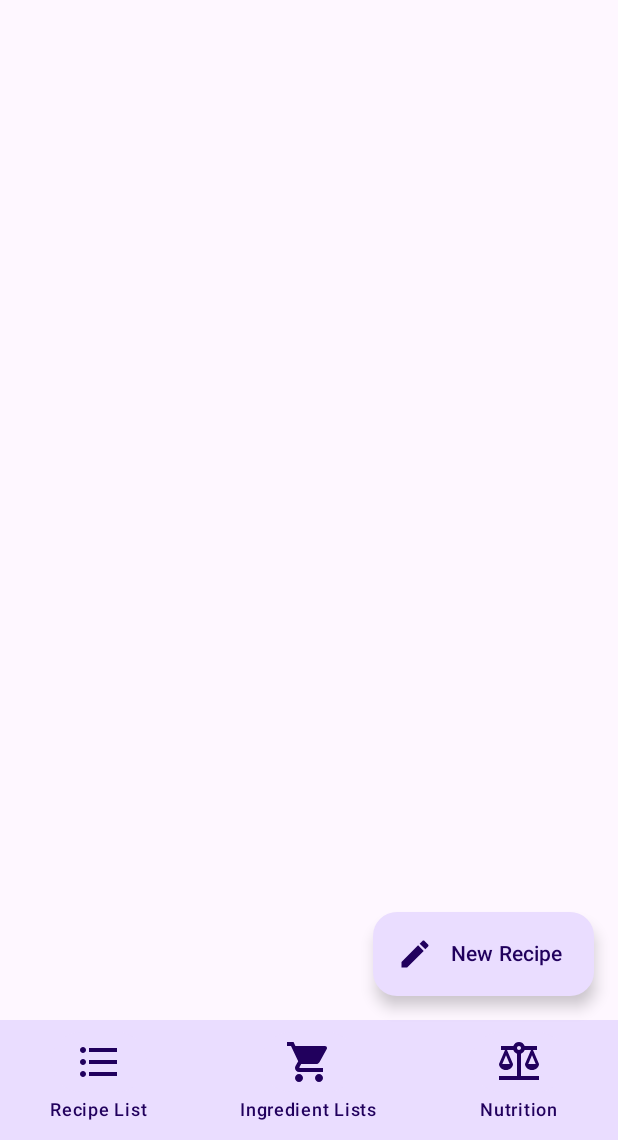
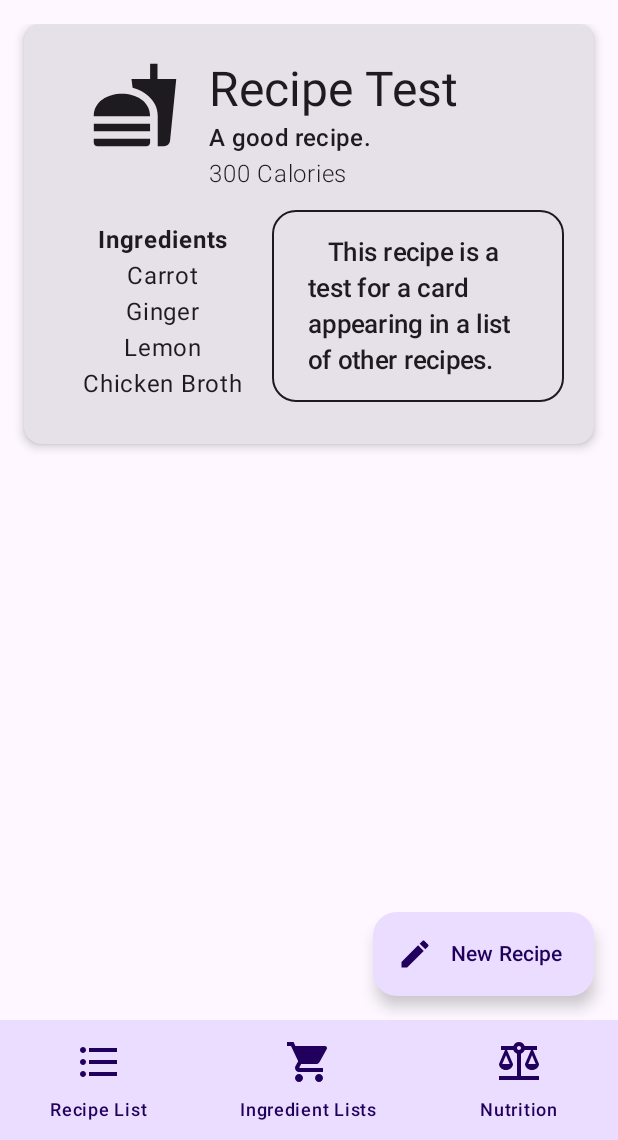
Before and after one commit to CODYJEWELLWEAVER/PocketAlchemy, an Android app built with Jetpack Compose: the screen it shows after launch (MainActivity), on a phone screen of 412 x 824 dp, the part 96-1236 px from its top. Run offline under Robolectric (Android 15) with nearby library versions, the phone set to English and light mode, and no system bars; our stand-ins replace Dagger/Hilt's generated code, accompanist.

Commit message:
Add Recipe List Card

```diff
--- a/app/src/main/java/com/android/pocketalchemy/PaApplication.kt
+++ b/app/src/main/java/com/android/pocketalchemy/PaApplication.kt
@@ -1,5 +1,7 @@
 package com.android.pocketalchemy
 
 import android.app.Application
+import dagger.hilt.android.HiltAndroidApp
 
+@HiltAndroidApp
 class PaApplication: Application()
--- /dev/null
+++ b/app/src/main/java/com/android/pocketalchemy/category/Category.kt
@@ -0,0 +1,5 @@
+package com.android.pocketalchemy.category
+
+data class Category(
+    val title: String
+)
--- a/app/src/main/java/com/android/pocketalchemy/di/AppComponent.kt
+++ /dev/null
@@ -1,8 +0,0 @@
-package com.android.pocketalchemy.di
-
-import dagger.Component
-import javax.inject.Singleton
-
-@Singleton
-@Component(modules = [Subcomponents::class])
-interface AppComponent
--- a/app/src/main/java/com/android/pocketalchemy/di/Subcomponents.kt
+++ /dev/null
@@ -1,6 +0,0 @@
-package com.android.pocketalchemy.di
-
-import dagger.Module
-
-@Module(subcomponents = [])
-class Subcomponents
--- a/app/src/main/java/com/android/pocketalchemy/ingredient/Ingredient.kt
+++ b/app/src/main/java/com/android/pocketalchemy/ingredient/Ingredient.kt
@@ -2,6 +2,6 @@ package com.android.pocketalchemy.ingredient
 
 /* PLACEHOLDER */
 data class Ingredient(
-    val name: String,
+    val title: String,
     //TODO: ADD FIELDS
 )
--- a/app/src/main/java/com/android/pocketalchemy/recipe/Recipe.kt
+++ b/app/src/main/java/com/android/pocketalchemy/recipe/Recipe.kt
@@ -1,11 +1,20 @@
 package com.android.pocketalchemy.recipe
 
+import androidx.annotation.DrawableRes
+import androidx.annotation.StringRes
+import com.android.pocketalchemy.R
+import com.android.pocketalchemy.category.Category
 import com.android.pocketalchemy.ingredient.Ingredient
 import java.time.LocalDateTime
 
 data class Recipe(
-    val name: String,
+    val title: String,
+    val subtitle: String = "",
     val ingredients: List<Ingredient>,
-    val dateAdded: LocalDateTime,
-    // TODO: ADD FIELDS
+    val kcalPerServing: UInt,
+    val date: LocalDateTime,
+    val description: String,
+    val categories: List<Category>,
+    @DrawableRes val icon: Int = R.drawable.default_recipe_icon,
+    @StringRes val iconDesc: Int = R.string.default_recipe_icon_description,
 )
--- a/app/src/main/java/com/android/pocketalchemy/recipelist/RecipeList.kt
+++ b/app/src/main/java/com/android/pocketalchemy/recipelist/RecipeList.kt
@@ -1,17 +1,43 @@
 package com.android.pocketalchemy.recipelist
 
 import androidx.compose.foundation.layout.fillMaxHeight
+import androidx.compose.foundation.layout.padding
 import androidx.compose.foundation.lazy.LazyColumn
 import androidx.compose.runtime.Composable
 import androidx.compose.ui.Modifier
+import androidx.compose.ui.tooling.preview.Preview
+import androidx.compose.ui.unit.dp
+import androidx.lifecycle.viewmodel.compose.viewModel
+import com.android.pocketalchemy.ingredient.Ingredient
+import com.android.pocketalchemy.recipe.Recipe
+import java.time.LocalDateTime
 
 @Composable
-fun RecipeList() {
-
-
+@Preview
+fun RecipeList(
+    recipeListViewModel: RecipeListViewModel = viewModel()
+) {
+    val ingredientList = mutableListOf<Ingredient>()
+    ingredientList.add(Ingredient("Carrot"))
+    ingredientList.add(Ingredient("Ginger"))
+    ingredientList.add(Ingredient("Lemon"))
+    ingredientList.add(Ingredient("Chicken Broth"))
+    val recipe = Recipe(
+        title = "Recipe Test",
+        subtitle = "A good recipe.",
+        kcalPerServing = 300U,
+        date = LocalDateTime.now(),
+        categories = emptyList(),
+        ingredients = ingredientList,
+        description = "This recipe is a test for a card appearing in a list of other recipes."
+    )
     LazyColumn(
-        modifier = Modifier.fillMaxHeight(1f)
+        modifier = Modifier
+            .fillMaxHeight(1f)
+            .padding(16.dp)
     ) {
-
+        item {
+            RecipeListCard(recipe = recipe, onClick = {})
+        }
     }
 }
--- /dev/null
+++ b/app/src/main/java/com/android/pocketalchemy/recipelist/RecipeListCard.kt
@@ -0,0 +1,176 @@
+package com.android.pocketalchemy.recipelist
+
+import androidx.compose.foundation.BorderStroke
+import androidx.compose.foundation.border
+import androidx.compose.foundation.layout.Box
+import androidx.compose.foundation.layout.Column
+import androidx.compose.foundation.layout.Row
+import androidx.compose.foundation.layout.fillMaxHeight
+import androidx.compose.foundation.layout.fillMaxWidth
+import androidx.compose.foundation.layout.padding
+import androidx.compose.foundation.shape.RoundedCornerShape
+import androidx.compose.material3.Card
+import androidx.compose.material3.CardDefaults
+import androidx.compose.material3.ExperimentalMaterial3Api
+import androidx.compose.material3.Icon
+import androidx.compose.material3.MaterialTheme
+import androidx.compose.material3.Text
+import androidx.compose.runtime.Composable
+import androidx.compose.ui.Alignment
+import androidx.compose.ui.Modifier
+import androidx.compose.ui.res.painterResource
+import androidx.compose.ui.res.stringResource
+import androidx.compose.ui.text.font.FontWeight
+import androidx.compose.ui.text.style.TextOverflow
+import androidx.compose.ui.unit.dp
+import androidx.compose.ui.unit.sp
+import com.android.pocketalchemy.R
+import com.android.pocketalchemy.recipe.Recipe
+
+// Max number of lines of text for recipe descriptions.
+private const val MAX_DETAIL_LINES = 7
+// Max number of lines of ingredients.
+// One less that MAX_DETAIL_LINES to account for
+// ingredient list label.
+private const val MAX_INGREDIENT_LINES = MAX_DETAIL_LINES - 1
+
+@OptIn(ExperimentalMaterial3Api::class)
+@Composable
+fun RecipeListCard(
+    recipe: Recipe,
+    onClick: () -> Unit,
+) {
+    val cardElevation = CardDefaults.cardElevation(
+        4.dp,
+    )
+
+    Card(
+        onClick = onClick,
+        enabled = true,
+        elevation = cardElevation
+    ) {
+        Column(
+            modifier = Modifier
+                .padding(16.dp)
+                .fillMaxWidth(1f)
+        ) {
+            //////////////////
+            // Icon and Title:
+            //////////////////
+            Row (
+                modifier = Modifier.padding(8.dp)
+            ) {
+                //////////////////
+                // Recipe icon
+                //////////////////
+                Icon(
+                    painter = painterResource(recipe.icon),
+                    contentDescription = stringResource(recipe.iconDesc),
+                    modifier = Modifier.fillMaxWidth(.3f),
+                )
+                Column {
+                    //////////////////
+                    // Recipe title
+                    //////////////////
+                    Text(
+                        text = recipe.title,
+                        modifier = Modifier
+                            .fillMaxWidth(1f)
+                            .fillMaxHeight(.6f),
+                        style = MaterialTheme.typography.headlineLarge,
+                        maxLines = 1,
+                        overflow = TextOverflow.Ellipsis,
+                    )
+                    //////////////////
+                    // Recipe subtitle
+                    //////////////////
+                    if (recipe.subtitle != "") {
+                        Text(
+                            text = recipe.subtitle,
+                            modifier = Modifier
+                                .fillMaxWidth(1f)
+                                .fillMaxHeight(.4f),
+                            style = MaterialTheme.typography.titleMedium,
+                            maxLines = 1,
+                            overflow = TextOverflow.Ellipsis,
+                        )
+                    }
+                    //////////////////
+                    // kcal Per Serving
+                    //////////////////
+                    Text(
+                        text = "${recipe.kcalPerServing} Calories",
+                        fontWeight = FontWeight.Light,
+                    )
+                }
+            }
+
+            ////////////////////////////////////
+            // Ingredient List and Details Row
+            ////////////////////////////////////
+            Row(
+                modifier = Modifier.padding(4.dp)
+
+            ) {
+                //////////////////
+                // Ingredient list
+                //////////////////
+                Column (
+                    modifier = Modifier
+                        .padding(8.dp)
+                        .fillMaxWidth(.4f)
+                ) {
+                    Text(
+                        text = stringResource(id = R.string.ingredient_list_label),
+                        modifier = Modifier.align(Alignment.CenterHorizontally),
+                        fontWeight = FontWeight.Bold,
+                    )
+                    for (i in 0..<MAX_INGREDIENT_LINES) {
+                        if (i < recipe.ingredients.size) {
+                            val ingredient = recipe.ingredients[i]
+                            if (i != MAX_INGREDIENT_LINES - 1) {
+                                Text(
+                                    text = "${ingredient.title}",
+                                    modifier = Modifier.align(Alignment.CenterHorizontally),
+                                )
+                            }
+                            else {
+                                Text(
+                                    text = "${ingredient.title}...",
+                                    modifier = Modifier.align(Alignment.CenterHorizontally),
+                                )
+                            }
+                        }
+                    }
+                }
+                Box(
+                    modifier = Modifier
+                        .border(
+                            BorderStroke(1.dp, MaterialTheme.colorScheme.onBackground),
+                            shape = RoundedCornerShape(16.dp)
+                        )
+                        .padding(8.dp)
+                        .fillMaxHeight(1f)
+                ) {
+                    //////////////////
+                    // Recipe details
+                    //////////////////
+                    Column (
+                        modifier = Modifier
+                            .fillMaxWidth(1f)
+                            .padding(horizontal = 16.dp, vertical = 8.dp)
+                    ) {
+                        Text(text = "\t${recipe.description}",
+                            modifier = Modifier.align(Alignment.CenterHorizontally),
+                            fontSize = 17.sp,
+                            style = MaterialTheme.typography.titleMedium,
+                            maxLines = MAX_DETAIL_LINES,
+                            overflow = TextOverflow.Ellipsis,
+                        )
+                    }
+                }
+
+            }
+        }
+    }
+}
--- a/app/src/main/java/com/android/pocketalchemy/recipelist/RecipeListScreen.kt
+++ b/app/src/main/java/com/android/pocketalchemy/recipelist/RecipeListScreen.kt
@@ -12,13 +12,16 @@ import androidx.compose.ui.Modifier
 import androidx.compose.ui.res.painterResource
 import androidx.compose.ui.res.stringResource
 import androidx.compose.ui.tooling.preview.Preview
+import androidx.lifecycle.viewmodel.compose.viewModel
 import com.android.pocketalchemy.R
 import com.android.pocketalchemy.ui.common.PaNavBar
 import com.android.pocketalchemy.ui.common.PaTopAppBar
 
 @Preview
 @Composable
-fun RecipeListScreen() {
+fun RecipeListScreen(
+    recipeListViewModel: RecipeListViewModel = viewModel()
+) {
     Scaffold(
         //contentColor = MaterialTheme.colorScheme.onBackground,
         //containerColor = MaterialTheme.colorScheme.background,
@@ -39,7 +42,7 @@ fun RecipeListScreen() {
         Column(
             modifier = Modifier.padding(scaffoldPadding)
         ) {
-            RecipeList()
+            RecipeList(recipeListViewModel)
         }
     }
 }
--- a/app/src/main/java/com/android/pocketalchemy/recipelist/RecipeListViewModel.kt
+++ b/app/src/main/java/com/android/pocketalchemy/recipelist/RecipeListViewModel.kt
@@ -1,7 +1,10 @@
 package com.android.pocketalchemy.recipelist
 
 import androidx.lifecycle.ViewModel
+import dagger.hilt.android.lifecycle.HiltViewModel
 import javax.inject.Inject
 
+@HiltViewModel
 class RecipeListViewModel @Inject constructor() : ViewModel() {
+
 }
--- a/app/src/main/java/com/android/pocketalchemy/ui/common/AppBars.kt
+++ b/app/src/main/java/com/android/pocketalchemy/ui/common/AppBars.kt
@@ -12,6 +12,7 @@ import androidx.compose.material3.TopAppBarDefaults
 import androidx.compose.runtime.Composable
 import androidx.compose.ui.res.painterResource
 import androidx.compose.ui.res.stringResource
+import androidx.compose.ui.unit.dp
 import com.android.pocketalchemy.R
 
 @OptIn(ExperimentalMaterial3Api::class)
@@ -36,6 +37,7 @@ fun PaNavBar() {
     NavigationBar(
         containerColor = MaterialTheme.colorScheme.primaryContainer,
         contentColor = MaterialTheme.colorScheme.onPrimaryContainer,
+        tonalElevation = 8.dp,
     ) {
         // Modifies default nav bar item colors.
         val navigationBarItemColors = NavigationBarItemDefaults.colors(
--- a/app/src/main/java/com/android/pocketalchemy/ui/theme/Theme.kt
+++ b/app/src/main/java/com/android/pocketalchemy/ui/theme/Theme.kt
@@ -2,8 +2,8 @@ package com.android.pocketalchemy.ui.theme
 
 import androidx.compose.foundation.isSystemInDarkTheme
 import androidx.compose.material3.MaterialTheme
+import androidx.compose.material3.darkColorScheme
 import androidx.compose.material3.lightColorScheme
-import androidx.compose.material3.darkColorScheme
 import androidx.compose.runtime.Composable
 import com.google.accompanist.systemuicontroller.rememberSystemUiController
 
--- /dev/null
+++ b/app/src/main/res/drawable/default_recipe_icon.xml
@@ -0,0 +1,5 @@
+<vector android:autoMirrored="true" android:height="60dp"
+    android:tint="#000000" android:viewportHeight="24"
+    android:viewportWidth="24" android:width="60dp" xmlns:android="http://schemas.android.com/apk/res/android">
+    <path android:fillColor="@android:color/white" android:pathData="M18.06,22.99h1.66c0.84,0 1.53,-0.64 1.63,-1.46L23,5.05h-5L18,1h-1.97v4.05h-4.97l0.3,2.34c1.71,0.47 3.31,1.32 4.27,2.26 1.44,1.42 2.43,2.89 2.43,5.29v8.05zM1,21.99L1,21h15.03v0.99c0,0.55 -0.45,1 -1.01,1L2.01,22.99c-0.56,0 -1.01,-0.45 -1.01,-1zM16.03,14.99c0,-8 -15.03,-8 -15.03,0h15.03zM1.02,17h15v2h-15z"/>
+</vector>
--- a/app/src/main/res/values/strings.xml
+++ b/app/src/main/res/values/strings.xml
@@ -1,7 +1,10 @@
 <resources>
     <string name="app_name">PocketAlchemy</string>
 
-    // Button Labels.
+    // Recipe card resources.
+    <string name="ingredient_list_label">Ingredients</string>
+
+    // Button labels.
     <string name="new_recipe_fab_label">New Recipe</string>
 
     // Navigation bar labels.
@@ -14,4 +17,5 @@
     <string name="bulleted_list_description">Image of list.</string>
     <string name="shopping_cart_description">Image of shopping cart.</string>
     <string name="balance_description">Image of a weight balance.</string>
+    <string name="default_recipe_icon_description">Icon of a meal.</string>
 </resources>
--- a/build.gradle.kts
+++ b/build.gradle.kts
@@ -3,4 +3,5 @@ plugins {
     id("com.android.application") version "8.1.2" apply false
     id("org.jetbrains.kotlin.android") version "1.9.10" apply false
     id("com.google.devtools.ksp") version "1.9.10-1.0.13" apply false
+    id("com.google.dagger.hilt.android") version "2.49" apply false
 }
```
Also changed, not shown: app/build.gradle.kts (+9 -9 lines).
